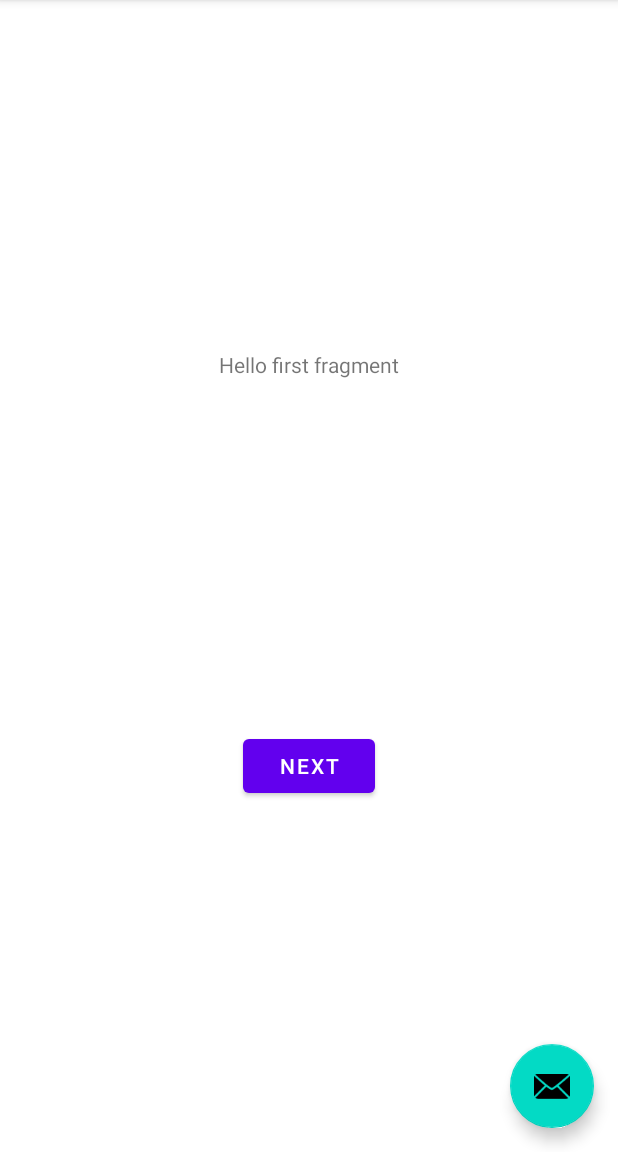
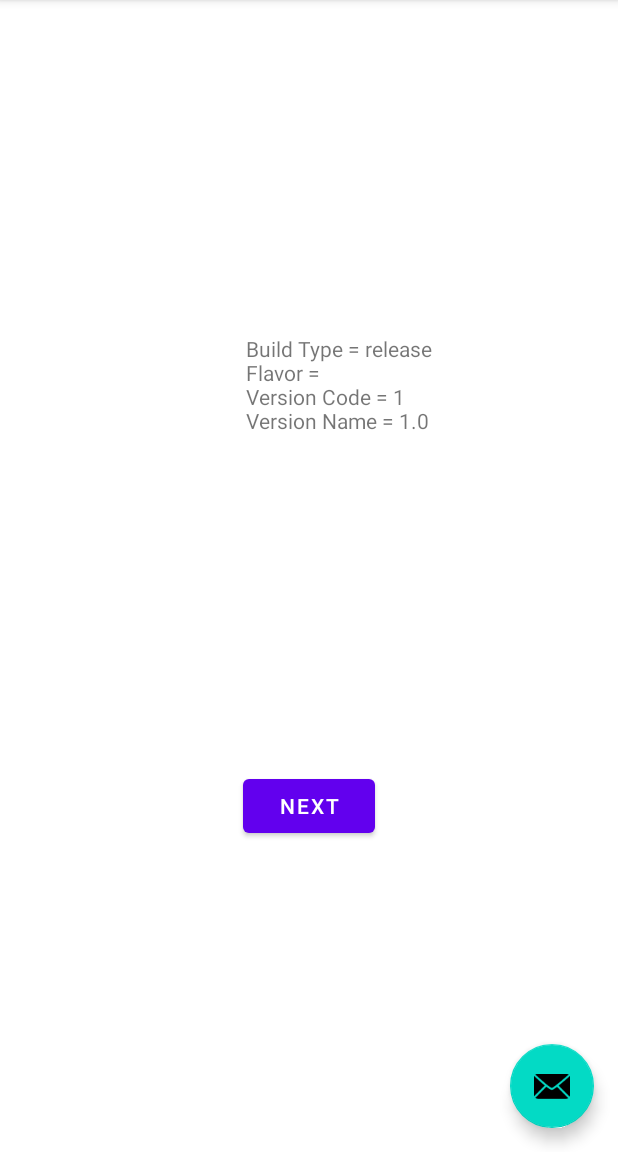
Before and after one commit to Neberbatov/studying, an Android app: the screen it shows after launch (MainActivity), on a phone screen of 412 x 824 dp, the part 84-1236 px from its top. Run offline under Robolectric (Android 15) with nearby library versions, the phone set to English and light mode, and no system bars.

Commit message:
MyHelloWorld app changes in MainActivity

```diff
--- a/HelloWorldApp/app/src/main/java/com/example/myhelloworldapp/MainActivity.kt
+++ b/HelloWorldApp/app/src/main/java/com/example/myhelloworldapp/MainActivity.kt
@@ -1,14 +1,17 @@
 package com.example.myhelloworldapp
 
+import android.annotation.SuppressLint
 import android.os.Bundle
+import android.view.Menu
+import android.view.MenuItem
+import android.widget.TextView
+import androidx.appcompat.app.AppCompatActivity
 import com.google.android.material.floatingactionbutton.FloatingActionButton
 import com.google.android.material.snackbar.Snackbar
-import androidx.appcompat.app.AppCompatActivity
-import android.view.Menu
-import android.view.MenuItem
 
 class MainActivity : AppCompatActivity() {
 
+    @SuppressLint("SetTextI18n")
     override fun onCreate(savedInstanceState: Bundle?) {
         super.onCreate(savedInstanceState)
         setContentView(R.layout.activity_main)
@@ -18,6 +21,14 @@ class MainActivity : AppCompatActivity() {
             Snackbar.make(view, "Replace with your own action", Snackbar.LENGTH_LONG)
                 .setAction("Action", null).show()
         }
+
+        val textView = findViewById<TextView>(R.id.textview_first)
+        textView.text = """
+            Build Type = ${BuildConfig.BUILD_TYPE}
+            Flavor = ${BuildConfig.FLAVOR}
+            Version Code = ${BuildConfig.VERSION_CODE}
+            Version Name = ${BuildConfig.VERSION_NAME}
+        """
     }
 
     override fun onCreateOptionsMenu(menu: Menu): Boolean {
--- a/HelloWorldApp/app/src/main/res/layout/fragment_second.xml
+++ b/HelloWorldApp/app/src/main/res/layout/fragment_second.xml
@@ -10,6 +10,7 @@
         android:id="@+id/textview_second"
         android:layout_width="wrap_content"
         android:layout_height="wrap_content"
+        android:text="@string/hello_second_fragment"
         app:layout_constraintBottom_toTopOf="@id/button_second"
         app:layout_constraintEnd_toEndOf="parent"
         app:layout_constraintStart_toStartOf="parent"
```
Also changed, not shown: HelloWorldApp/app/src/main/res/layout/activity_main.xml (+10 -0 lines), 1 other file.
